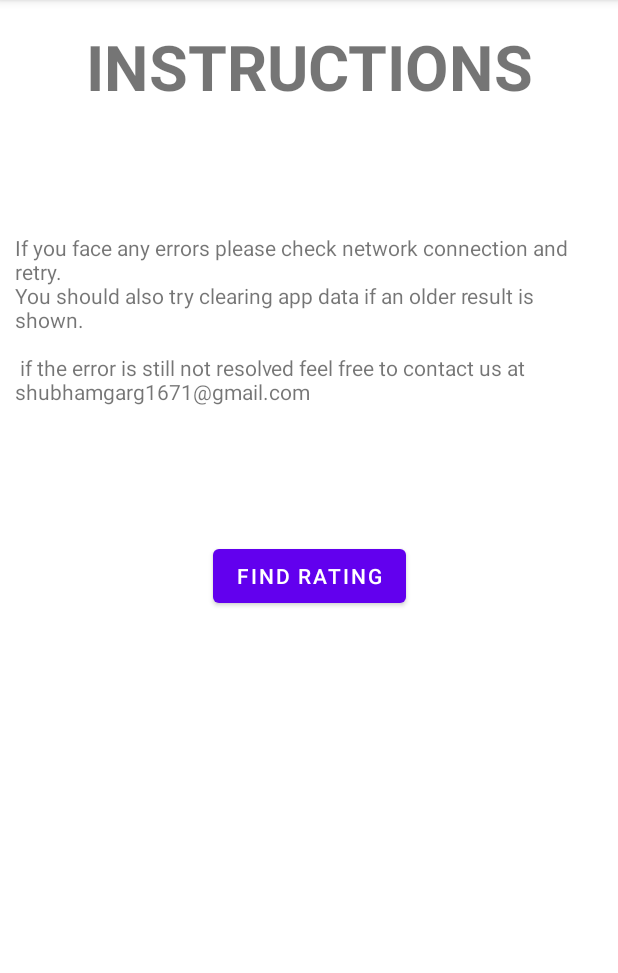
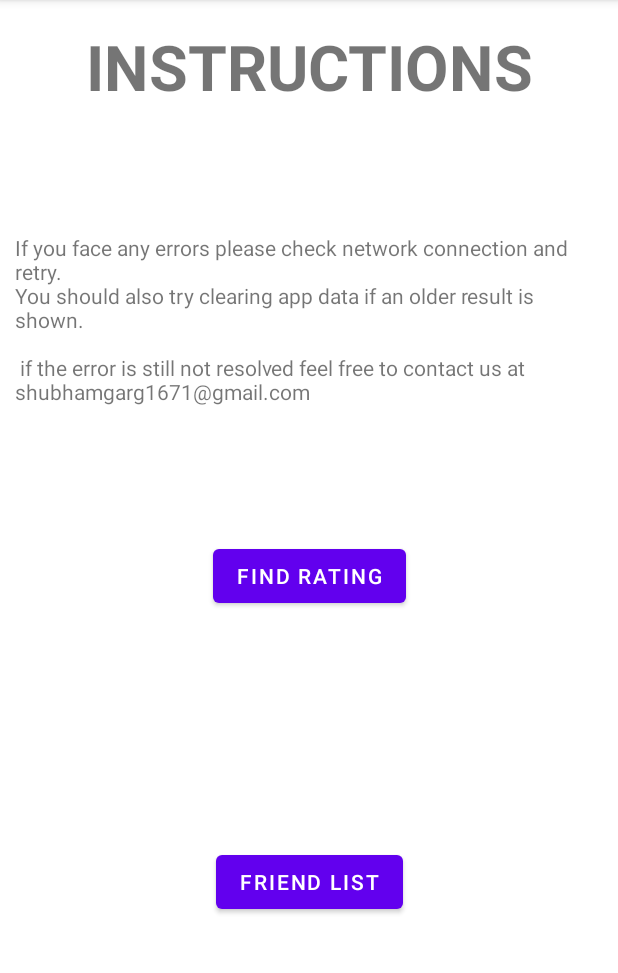
Before and after one commit to shubhamgarg1671/ratingfinder, an Android app: the screen it shows after launch (HomeActivity), on a phone screen of 412 x 824 dp, the part 84-1057 px from its top. Run offline under Robolectric (Android 15) with nearby library versions, the phone set to English and light mode, and no system bars.

Commit message:
FriendList activity connected with buttons

```diff
--- a/app/src/main/java/com/example/ratingfinder/HomeActivity.kt
+++ b/app/src/main/java/com/example/ratingfinder/HomeActivity.kt
@@ -13,16 +13,22 @@ class HomeActivity : AppCompatActivity() {
     override fun onCreate(savedInstanceState: Bundle?) {
         super.onCreate(savedInstanceState)
         setContentView(R.layout.activity_home)
-        val button = findViewById<Button>(R.id.findRating)
+        val findRating = findViewById<Button>(R.id.findRating)
 
         // operations to be performed
         // when user tap on the button
-        button.setOnClickListener()
-        {
-                    val intent = Intent(this, MainActivity::class.java).apply {
+        findRating.setOnClickListener() {
+            val intent = Intent(this, MainActivity::class.java).apply{}
+            startActivity(intent)
+        }
 
-                    }
-                    startActivity(intent)
+        val friendList = findViewById<Button>(R.id.Friend_list)
+
+        // operations to be performed
+        // when user tap on the button
+        friendList.setOnClickListener() {
+            val intent = Intent(this, FriendList::class.java).apply{}
+            startActivity(intent)
         }
 
 
--- a/app/src/main/res/layout/activity_home.xml
+++ b/app/src/main/res/layout/activity_home.xml
@@ -44,4 +44,14 @@
         app:layout_constraintStart_toStartOf="parent"
         app:layout_constraintTop_toBottomOf="@+id/textView3"
         app:layout_constraintVertical_bias="0.48" />
+
+    <Button
+        android:id="@+id/Friend_list"
+        android:layout_width="wrap_content"
+        android:layout_height="wrap_content"
+        android:text="Friend List"
+        app:layout_constraintBottom_toBottomOf="parent"
+        app:layout_constraintEnd_toEndOf="parent"
+        app:layout_constraintStart_toStartOf="parent"
+        app:layout_constraintTop_toBottomOf="@+id/findRating" />
 </androidx.constraintlayout.widget.ConstraintLayout>
```
Also changed, not shown: app/src/main/java/com/example/ratingfinder/DisplayRatingActivity.kt (+9 -2 lines), app/src/main/java/com/example/ratingfinder/FriendList.kt (+16 -2 lines).
